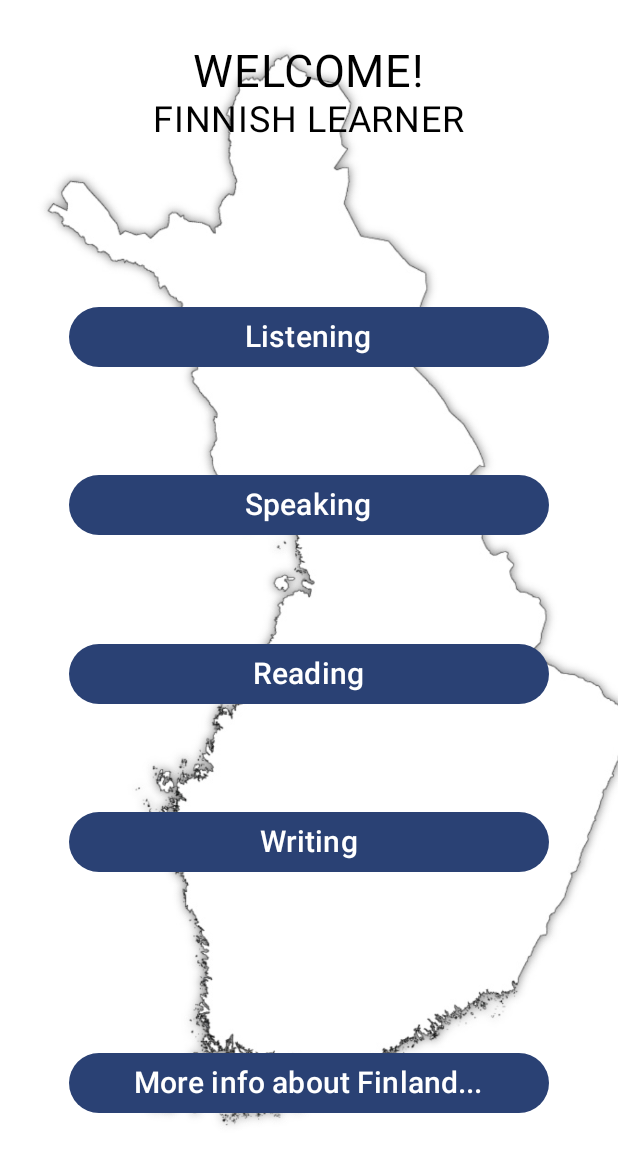
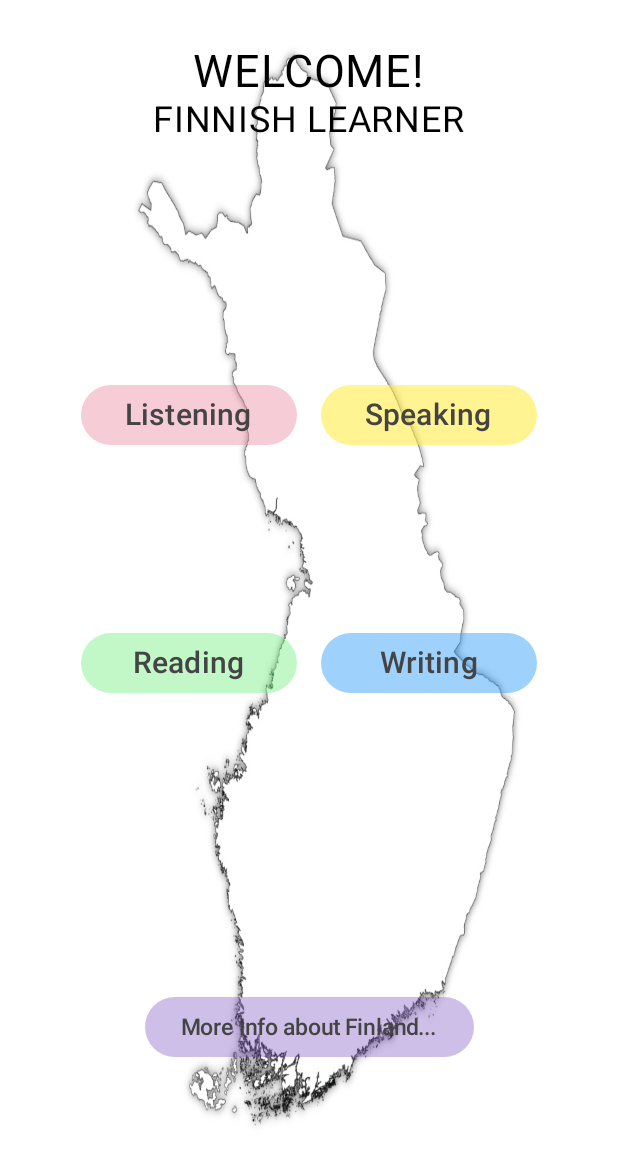
Before and after one commit to Evelyn9999/Andiod-Mobile-App, an Android app built with Jetpack Compose: the screen it shows after launch (MainActivity), on a phone screen of 412 x 824 dp. Shown: the top 1165 px of the screen. Run offline under Robolectric (Android 15) with nearby library versions, the phone set to English and light mode, and no system bars.

Commit message:
colors changed

```diff
--- a/app/src/main/java/com/example/finalproject/HomePage.kt
+++ b/app/src/main/java/com/example/finalproject/HomePage.kt
@@ -4,12 +4,14 @@ import androidx.compose.foundation.Image
 import androidx.compose.foundation.layout.Arrangement
 import androidx.compose.foundation.layout.Box
 import androidx.compose.foundation.layout.Column
+import androidx.compose.foundation.layout.Row
 import androidx.compose.foundation.layout.Spacer
 import androidx.compose.foundation.layout.fillMaxSize
 import androidx.compose.foundation.layout.fillMaxWidth
 import androidx.compose.foundation.layout.height
 import androidx.compose.foundation.layout.padding
 import androidx.compose.material3.Button
+import androidx.compose.material3.ButtonDefaults
 import androidx.compose.material3.Text
 import androidx.compose.runtime.Composable
 import androidx.compose.ui.Alignment
@@ -32,7 +34,7 @@ fun HomePage(navController: NavHostController) {
         Image(
             painter = image,
             contentDescription = "Map of Finland",
-            contentScale = ContentScale.Crop, // or ContentScale.Fit
+            contentScale = ContentScale.FillBounds,
             modifier = Modifier.matchParentSize()
         )
         Column(
@@ -62,51 +64,85 @@ fun HomePage(navController: NavHostController) {
                 .fillMaxSize()
                 .padding(30.dp)
         ) {
-            Spacer(modifier = Modifier.height(90.dp))
+            Spacer(modifier = Modifier.height(60.dp))
+            Row(
+                modifier = Modifier.padding(16.dp),
+                verticalAlignment = Alignment.CenterVertically
+            ){
+                // Button Listening
                 Button(
                     onClick = { navController.navigate("Listening") },
+                    colors = ButtonDefaults.buttonColors(
+                        containerColor = Color(0x66E9819B),
+                    ),
                     modifier = Modifier
-                    .padding(16.dp)
-                    .fillMaxWidth()
+                        .padding(8.dp)
+                        .weight(1f)
                 ) {
-                Text(text = "Listening", fontSize = 20.sp)
+                    Text(text = "Listening", fontSize = 20.sp, color = Color.DarkGray)
                 }
+
+                // Button Speaking
                 Button(
                     onClick = { navController.navigate("Speaking") },
+                    colors = ButtonDefaults.buttonColors(
+                        containerColor = Color(0x8FFFEB3B),
+                    ),
                     modifier = Modifier
-                    .padding(16.dp)
-                    .fillMaxWidth()
+                        .padding(8.dp)
+                        .weight(1f)
                 ) {
-                Text(text = "Speaking", fontSize = 20.sp)
+                    Text(text = "Speaking", fontSize = 20.sp, color = Color.DarkGray)
                 }
+            }
+
+            Row(
+                modifier = Modifier.padding(16.dp),
+                verticalAlignment = Alignment.CenterVertically
+            ){
+                // Button Reading
                 Button(
                     onClick = { navController.navigate("Reading") },
+                    colors = ButtonDefaults.buttonColors(
+                        containerColor = Color(0x6666EB76),
+                    ),
                     modifier = Modifier
-                    .padding(16.dp)
-                    .fillMaxWidth()
+                        .padding(8.dp)
+                        .weight(1f)
                 ) {
-                Text(text = "Reading", fontSize = 20.sp)
+                    Text(text = "Reading", fontSize = 20.sp, color = Color.DarkGray)
                 }
+
+                // Button Writing
                 Button(
                     onClick = { navController.navigate("Writing") },
+                    colors = ButtonDefaults.buttonColors(
+                        containerColor = Color(0x6F2197F7),
+                    ),
                     modifier = Modifier
-                    .padding(16.dp)
-                    .fillMaxWidth()
+                        .padding(8.dp)
+                        .weight(1f)
+
                 ) {
-                Text(text = "Writing", fontSize = 20.sp)
+                    Text(text = "Writing", fontSize = 20.sp, color = Color.DarkGray)
                 }
+            }
+
             Spacer(modifier = Modifier.height(16.dp))
             Button(
                 onClick = { navController.navigate("MoreInfo") },
+                colors = ButtonDefaults.buttonColors(
+                    containerColor = Color(0x52673AB7)
+                ),
                 modifier = Modifier
                     .padding(16.dp)
-                    .fillMaxWidth()
             ) {
-                Text(text = "More info about Finland...", fontSize = 20.sp)
+                Text(text = "More info about Finland...", fontSize = 15.sp, color = Color.DarkGray)
             }
         }
     }
 }
+
 
 @Preview
 @Composable
```
Lines whose indentation alone changed are shown as unchanged.
